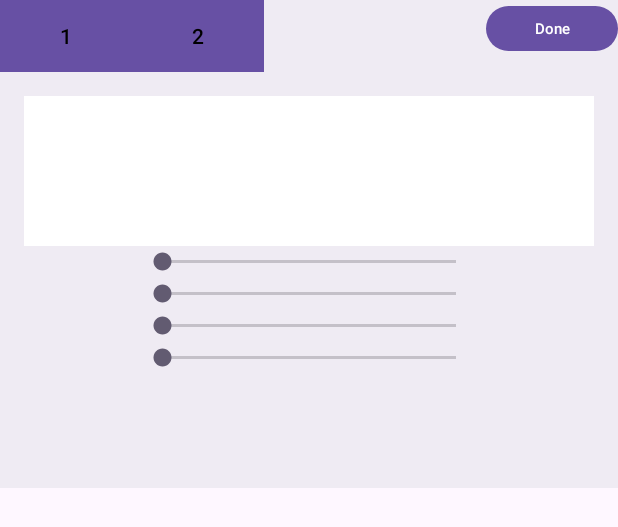
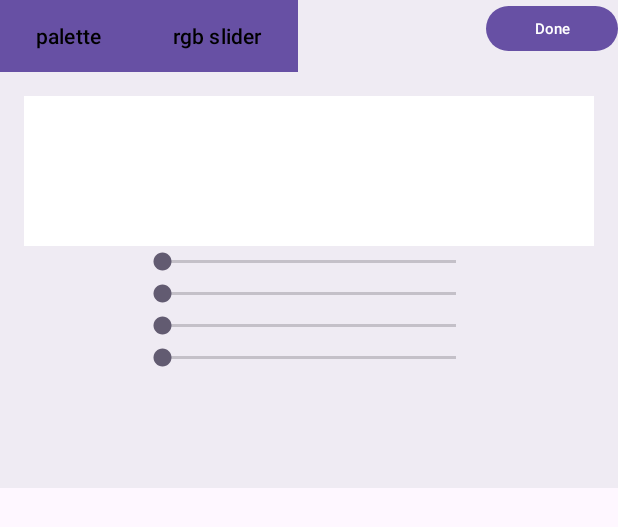
Before and after one commit to DN2803/dhmt-project-cyclograph, an Android app: the layout color_popup.xml on its own in the app's theme, with its tools: preview values and no code run, on a phone screen of 412 x 824 dp. Shown: the top 527 px of the screen. Run offline under Robolectric (Android 15) with nearby library versions, the phone set to English and light mode, and no system bars.

Commit message:
update color picker

```diff
--- a/app/src/main/res/layout/color_popup.xml
+++ b/app/src/main/res/layout/color_popup.xml
@@ -20,7 +20,7 @@
             android:layout_width="wrap_content"
             android:layout_height="match_parent"
             android:gravity="center"
-            android:text="1"
+            android:text="palette"
             app:layout_constraintStart_toStartOf="parent"
             app:layout_constraintTop_toTopOf="parent"
             android:background="@color/white"
@@ -35,7 +35,7 @@
             android:layout_width="wrap_content"
             android:layout_height="match_parent"
             android:gravity="center"
-            android:text="2"
+            android:text="rgb slider"
             app:layout_constraintBottom_toBottomOf="parent"
 
 
```
